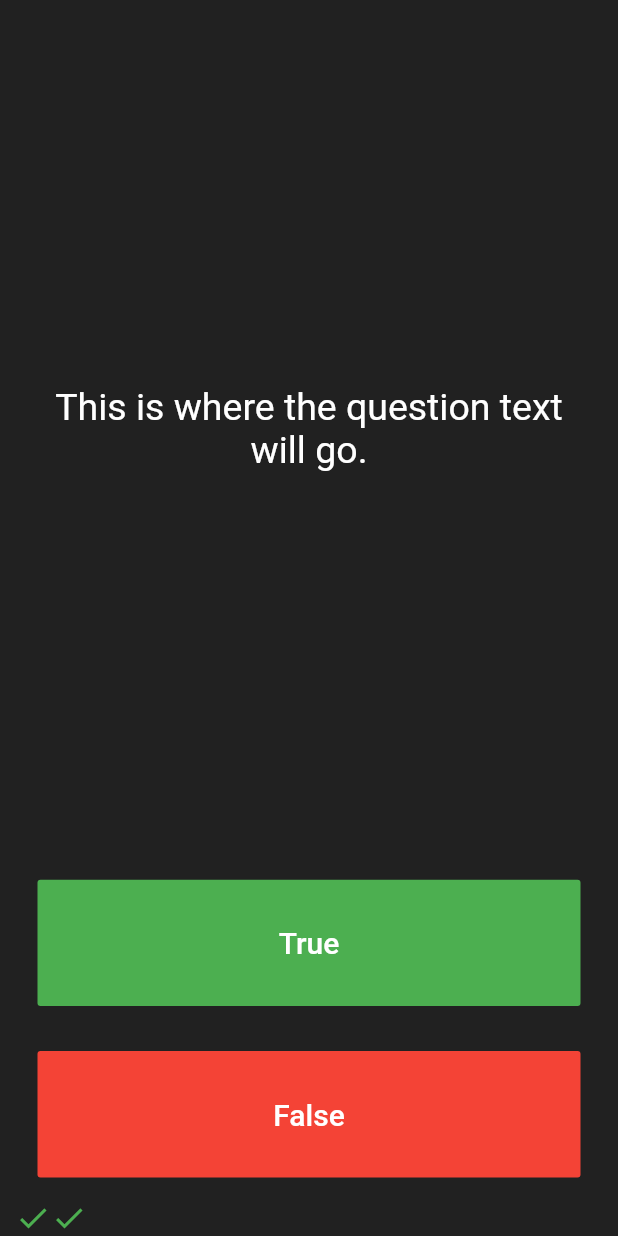
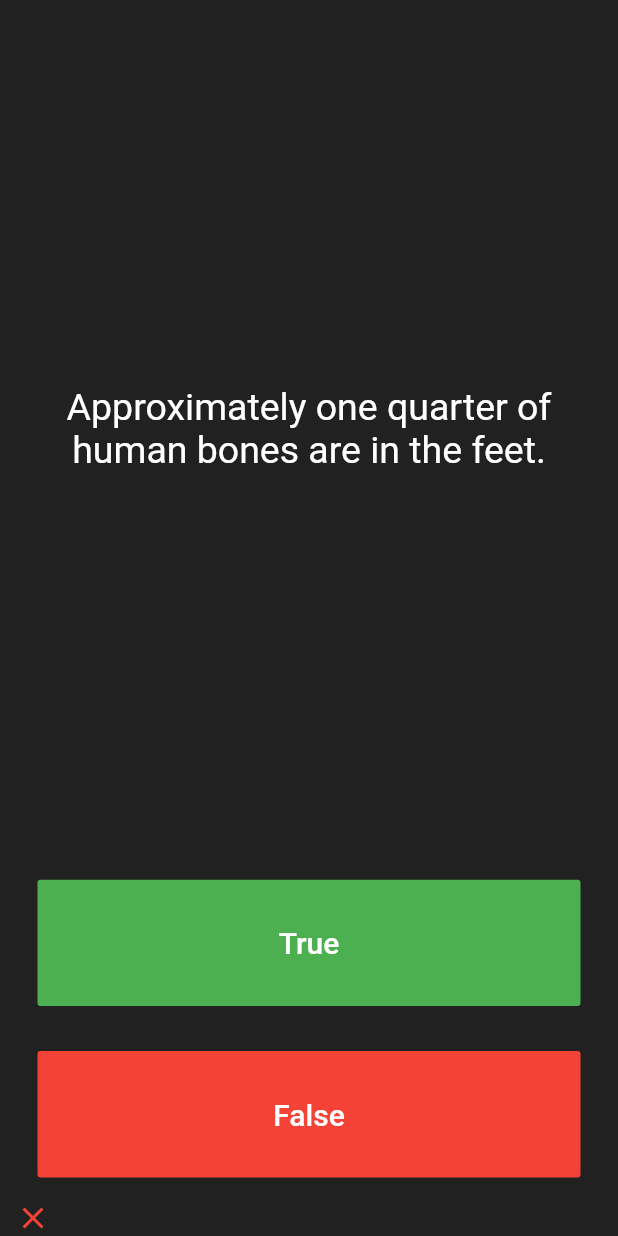
Before and after one commit to stephensusanto/flutterProject, a Flutter app: the screen it shows after launch, after a tap on "True", on a phone screen of 412 x 824 dp. Run offline on Flutter 3.47's test engine with Material 2 defaults, Android fonts, the phone set to English and light mode, and no system bars; our stand-ins replace audioplayers, rflutter_alert; missing offline and left inert: dart:ffi.

Commit message:
create quiz application

```diff
--- a/quizzler-flutter-master/lib/main.dart
+++ b/quizzler-flutter-master/lib/main.dart
@@ -1,5 +1,8 @@
 import 'package:flutter/material.dart';
+import 'package:quizzler/question.dart';
+import 'package:quizzler/quiz_brain.dart';
 
+QuizBrain quizBrain = QuizBrain();
 void main() => runApp(Quizzler());
 
 class Quizzler extends StatelessWidget {
@@ -32,10 +35,29 @@ Icon keluarIcon({IconData icon, Color colors}) {
 }
 
 class _QuizPageState extends State<QuizPage> {
-  List<Icon> scoreKeeper = [
-    keluarIcon(icon: Icons.check, colors: Colors.green),
-    keluarIcon(icon: Icons.check, colors: Colors.green)
+  /*
+question1: 'You can lead a cow down stairs but not up stairs.', false,
+question2: 'Approximately one quarter of human bones are in the feet.', true,
+question3: 'A slug\'s blood is green.', true,
+*/
+  List<Icon> scoreKeeper = [];
+  List<String> questions = [
+    'You can lead a cow down stairs but not up stairs.',
+    'Approximately one quarter of human bones are in the feet.',
+    'A slug\'s blood is green.'
   ];
+  List<bool> questionAnswer = [false, true, true];
+  void checkAnswer(bool answer) {
+    if (quizBrain.getQuestionAnswer() == answer) {
+      scoreKeeper.add(keluarIcon(icon: Icons.check, colors: Colors.green));
+
+      quizBrain.nextQuestion(context);
+    } else {
+      scoreKeeper.add(keluarIcon(icon: Icons.close, colors: Colors.red));
+      quizBrain.nextQuestion(context);
+    }
+  }
+
   @override
   Widget build(BuildContext context) {
     return Column(
@@ -48,7 +70,8 @@ class _QuizPageState extends State<QuizPage> {
             padding: EdgeInsets.all(10.0),
             child: Center(
               child: Text(
-                'This is where the question text will go.',
+                //Question
+                quizBrain.getQuestionText(),
                 textAlign: TextAlign.center,
                 style: TextStyle(
                   fontSize: 25.0,
@@ -73,8 +96,9 @@ class _QuizPageState extends State<QuizPage> {
               ),
               onPressed: () {
                 //The user picked true.
-                scoreKeeper
-                    .add(keluarIcon(icon: Icons.check, colors: Colors.green));
+                setState(() {
+                  checkAnswer(true);
+                });
               },
             ),
           ),
@@ -93,8 +117,10 @@ class _QuizPageState extends State<QuizPage> {
               ),
               onPressed: () {
                 //The user picked false.
-                scoreKeeper
-                    .add(keluarIcon(icon: Icons.close, colors: Colors.red));
+
+                setState(() {
+                  checkAnswer(false);
+                });
               },
             ),
           ),
@@ -107,9 +133,3 @@ class _QuizPageState extends State<QuizPage> {
     );
   }
 }
-
-/*
-question1: 'You can lead a cow down stairs but not up stairs.', false,
-question2: 'Approximately one quarter of human bones are in the feet.', true,
-question3: 'A slug\'s blood is green.', true,
-*/
--- /dev/null
+++ b/quizzler-flutter-master/lib/question.dart
@@ -0,0 +1,6 @@
+class Question {
+  String questionText;
+  bool questionAnswer;
+  //constructor
+  Question({this.questionText, this.questionAnswer});
+}
--- /dev/null
+++ b/quizzler-flutter-master/lib/quiz_brain.dart
@@ -0,0 +1,50 @@
+import 'dart:ffi';
+
+import 'package:flutter/cupertino.dart';
+import 'package:flutter/material.dart';
+
+import 'question.dart';
+import 'package:rflutter_alert/rflutter_alert.dart';
+
+class QuizBrain {
+  int questionNumber = 0;
+  List<Question> _questionBank = [
+    Question(
+        questionText: 'You can lead a cow down stairs but not up stairs.',
+        questionAnswer: false),
+    Question(
+        questionText:
+            'Approximately one quarter of human bones are in the feet.',
+        questionAnswer: true),
+    Question(questionText: 'A slug\'s blood is green.', questionAnswer: true)
+  ];
+  void nextQuestion(BuildContext context) {
+    if (questionNumber < _questionBank.length - 1) {
+      questionNumber++;
+    } else {
+      Alert(
+              context: context,
+              buttons: [
+                DialogButton(
+                  child: Text(
+                    "OK",
+                    style: TextStyle(color: Colors.white, fontSize: 20),
+                  ),
+                  onPressed: () => Navigator.pop(context),
+                  width: 120,
+                )
+              ],
+              title: "Congratulationss",
+              desc: "You are Finished our Quiz!!")
+          .show();
+    }
+  }
+
+  String getQuestionText() {
+    return _questionBank[questionNumber].questionText;
+  }
+
+  bool getQuestionAnswer() {
+    return _questionBank[questionNumber].questionAnswer;
+  }
+}
--- a/quizzler-flutter-master/pubspec.yaml
+++ b/quizzler-flutter-master/pubspec.yaml
@@ -19,7 +19,7 @@ dependencies:
   # The following adds the Cupertino Icons font to your application.
   # Use with the CupertinoIcons class for iOS style icons.
   cupertino_icons: ^0.1.2
-
+  rflutter_alert: ^1.0.2
 dev_dependencies:
   flutter_test:
     sdk: flutter
```
